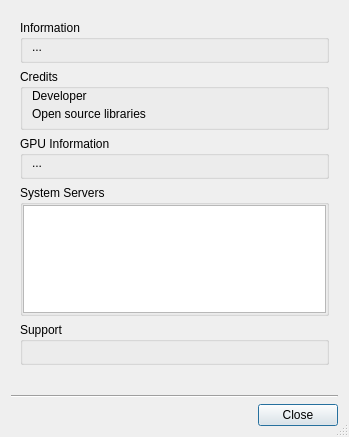
First picture: the form in vms/client/nx_vms_client_desktop/src/ui/dialogs/about_dialog.ui, repository networkoptix/nx_open, before the edit.
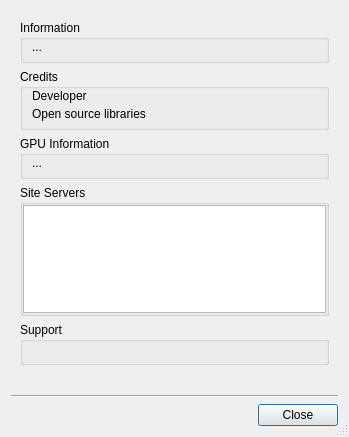
Second picture: the form after the edit.

Commit message: VMS-42357: Rename system to site

The edit to the form file:
```diff
--- a/vms/client/nx_vms_client_desktop/src/ui/dialogs/about_dialog.ui
+++ b/vms/client/nx_vms_client_desktop/src/ui/dialogs/about_dialog.ui
@@ -191,7 +191,7 @@
          </sizepolicy>
         </property>
         <property name="title">
-         <string>System Servers</string>
+         <string>Site Servers</string>
         </property>
         <property name="alignment">
          <set>Qt::AlignLeading|Qt::AlignLeft|Qt::AlignTop</set>
```
The commit also changes 92 other files.
